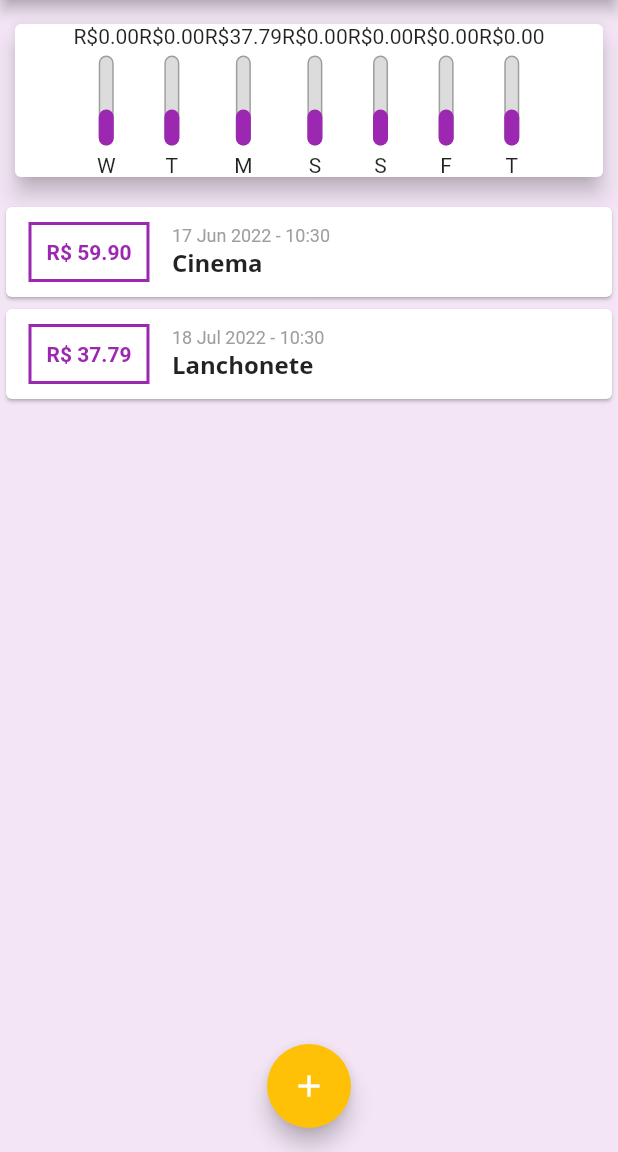
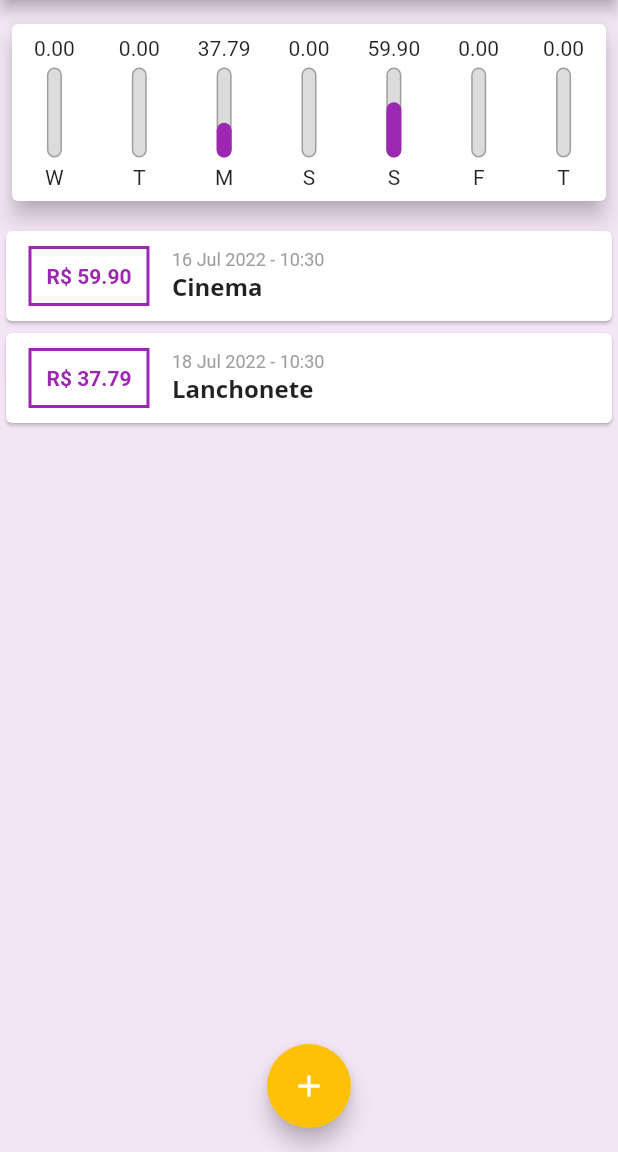
Before and after one commit to isaacscardoso/expenses-diary-app, a Flutter app: the screen it shows after launch, on a phone screen of 412 x 824 dp, the part 84-1236 px from its top. Run offline on Flutter 3.47's test engine with Material 2 defaults, Android fonts, the phone set to English and light mode, and no system bars.

Commit message:
Working in the 'ChartBar' component - (Spaces between text and adaptive spaces).

```diff
--- a/lib/components/chart.dart
+++ b/lib/components/chart.dart
@@ -31,23 +31,31 @@ class Chart extends StatelessWidget {
     });
   }
 
+  double get _weekTotalValue {
+    return groupedTransactions.fold(0.0, (previousValue, element) {
+      return previousValue + element['value'];
+    });
+  }
+
   @override
   Widget build(BuildContext context) {
     return Card(
       elevation: 6,
-      margin: const EdgeInsets.symmetric(
-        vertical: 16,
-        horizontal: 10,
-      ),
+      margin: const EdgeInsets.symmetric(vertical: 16, horizontal: 8),
+      child: Padding(
+        padding: const EdgeInsets.symmetric(vertical: 8),
         child: Row(
-        mainAxisAlignment: MainAxisAlignment.center,
+          mainAxisAlignment: MainAxisAlignment.spaceAround,
           children: groupedTransactions.map((gt) {
-          return ChartBar(
+            return Expanded(
+              child: ChartBar(
                 label: gt['day'],
                 value: gt['value'],
-            percentage: 0.4,
+                percentage: gt['value'] / _weekTotalValue,
+              ),
             );
           }).toList(),
+        ),
       ),
     );
   }
--- a/lib/components/chart_bar.dart
+++ b/lib/components/chart_bar.dart
@@ -17,11 +17,12 @@ class ChartBar extends StatelessWidget {
     return Column(
       mainAxisAlignment: MainAxisAlignment.center,
       children: <Widget>[
-        Text('R\$${value.toStringAsFixed(2)}'),
-        const SizedBox(
-          height: 5,
+        FittedBox(
+          child: Text(value.toStringAsFixed(2)),
         ),
-        SizedBox(
+        Padding(
+          padding: const EdgeInsets.symmetric(vertical: 5),
+          child: SizedBox(
             height: 60,
             width: 10,
             child: Stack(
@@ -49,8 +50,6 @@ class ChartBar extends StatelessWidget {
               ],
             ),
           ),
-        const SizedBox(
-          height: 5,
         ),
         Text(label),
       ],
--- a/lib/main.dart
+++ b/lib/main.dart
@@ -50,7 +50,7 @@ class _MyHomePageState extends State<MyHomePage> {
       id: '1',
       title: 'Cinema',
       value: 59.90,
-      date: DateTime.now().subtract(const Duration(days: 33)),
+      date: DateTime.now().subtract(const Duration(days: 4)),
     ),
     Transaction(
       id: '2',
```
Lines whose indentation alone changed are shown as unchanged.
